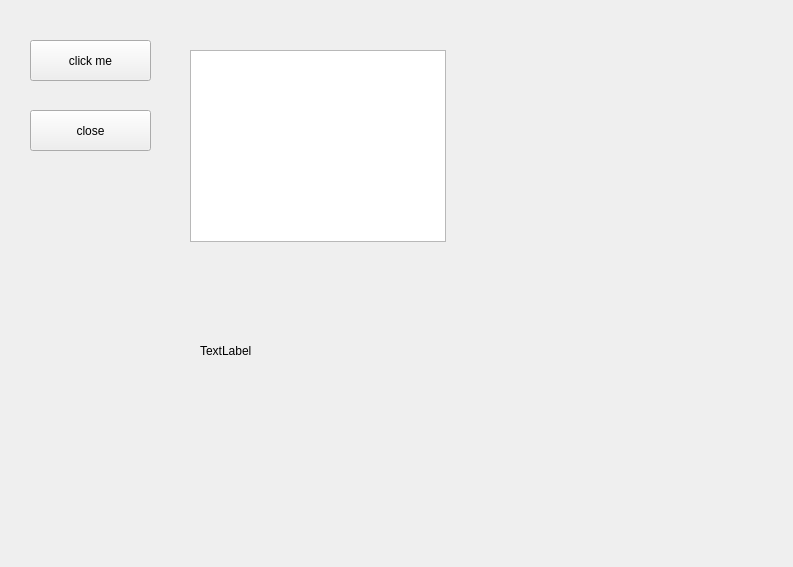
The window that src/NewMainWindow.ui (junyiha/cpp-win) describes before a commit, drawn with Qt 5.
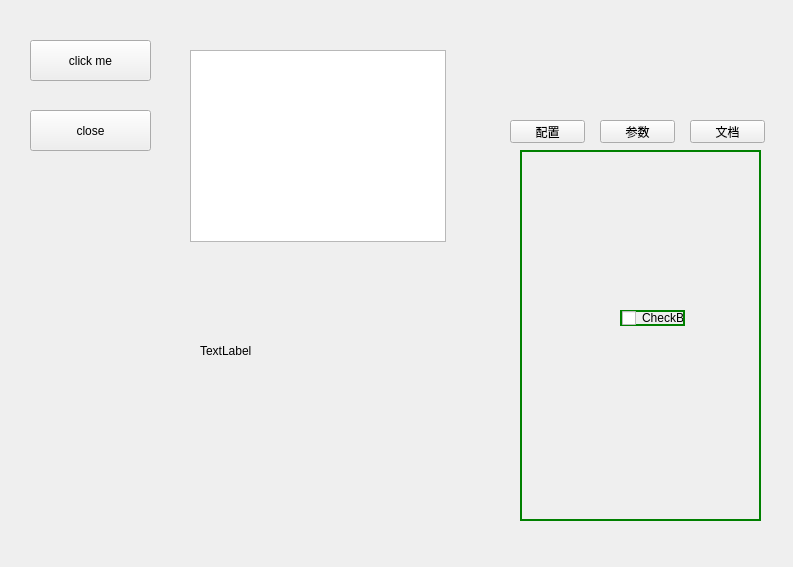
The same window after the commit.

```diff
--- a/src/NewMainWindow.ui
+++ b/src/NewMainWindow.ui
@@ -65,6 +65,154 @@
     <string>close</string>
    </property>
   </widget>
+  <widget class="QStackedWidget" name="stackedWidget">
+   <property name="geometry">
+    <rect>
+     <x>520</x>
+     <y>150</y>
+     <width>241</width>
+     <height>371</height>
+    </rect>
+   </property>
+   <property name="currentIndex">
+    <number>2</number>
+   </property>
+   <widget class="QWidget" name="page">
+    <property name="styleSheet">
+     <string notr="true">QWidget
+{
+border: 2px solid green;
+}</string>
+    </property>
+    <widget class="QPushButton" name="pushButton_2">
+     <property name="geometry">
+      <rect>
+       <x>80</x>
+       <y>70</y>
+       <width>75</width>
+       <height>23</height>
+      </rect>
+     </property>
+     <property name="text">
+      <string>PushButton</string>
+     </property>
+    </widget>
+    <widget class="QWidget" name="verticalLayoutWidget_2">
+     <property name="geometry">
+      <rect>
+       <x>0</x>
+       <y>10</y>
+       <width>231</width>
+       <height>361</height>
+      </rect>
+     </property>
+     <layout class="QVBoxLayout" name="verticalLayout_2"/>
+    </widget>
+   </widget>
+   <widget class="QWidget" name="page_3">
+    <property name="styleSheet">
+     <string notr="true">QWidget
+{
+border: 2px solid green;
+}</string>
+    </property>
+    <widget class="QToolButton" name="toolButton">
+     <property name="geometry">
+      <rect>
+       <x>100</x>
+       <y>150</y>
+       <width>37</width>
+       <height>18</height>
+      </rect>
+     </property>
+     <property name="text">
+      <string>...</string>
+     </property>
+    </widget>
+    <widget class="QWidget" name="verticalLayoutWidget_3">
+     <property name="geometry">
+      <rect>
+       <x>9</x>
+       <y>9</y>
+       <width>231</width>
+       <height>361</height>
+      </rect>
+     </property>
+     <layout class="QVBoxLayout" name="verticalLayout_3"/>
+    </widget>
+   </widget>
+   <widget class="QWidget" name="page_2">
+    <property name="styleSheet">
+     <string notr="true">QWidget
+{
+border: 2px solid green;
+}</string>
+    </property>
+    <widget class="QCheckBox" name="checkBox">
+     <property name="geometry">
+      <rect>
+       <x>100</x>
+       <y>160</y>
+       <width>65</width>
+       <height>16</height>
+      </rect>
+     </property>
+     <property name="text">
+      <string>CheckBox</string>
+     </property>
+    </widget>
+    <widget class="QWidget" name="verticalLayoutWidget">
+     <property name="geometry">
+      <rect>
+       <x>0</x>
+       <y>0</y>
+       <width>241</width>
+       <height>411</height>
+      </rect>
+     </property>
+     <layout class="QVBoxLayout" name="verticalLayout"/>
+    </widget>
+   </widget>
+  </widget>
+  <widget class="QPushButton" name="btn_config">
+   <property name="geometry">
+    <rect>
+     <x>510</x>
+     <y>120</y>
+     <width>75</width>
+     <height>23</height>
+    </rect>
+   </property>
+   <property name="text">
+    <string>配置</string>
+   </property>
+  </widget>
+  <widget class="QPushButton" name="btn_document">
+   <property name="geometry">
+    <rect>
+     <x>690</x>
+     <y>120</y>
+     <width>75</width>
+     <height>23</height>
+    </rect>
+   </property>
+   <property name="text">
+    <string>文档</string>
+   </property>
+  </widget>
+  <widget class="QPushButton" name="btn_argument">
+   <property name="geometry">
+    <rect>
+     <x>600</x>
+     <y>120</y>
+     <width>75</width>
+     <height>23</height>
+    </rect>
+   </property>
+   <property name="text">
+    <string>参数</string>
+   </property>
+  </widget>
  </widget>
  <resources/>
  <connections/>
```
